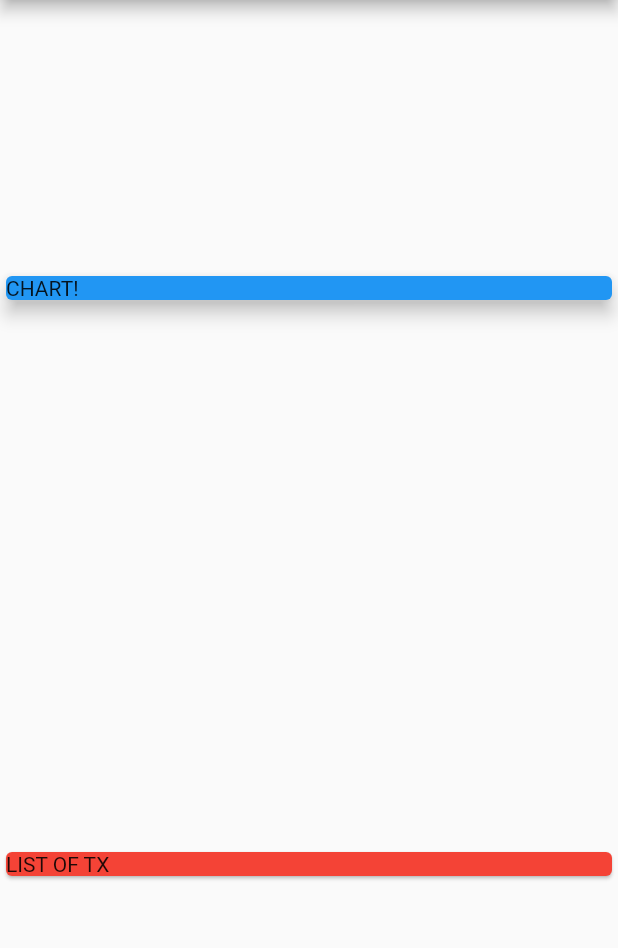
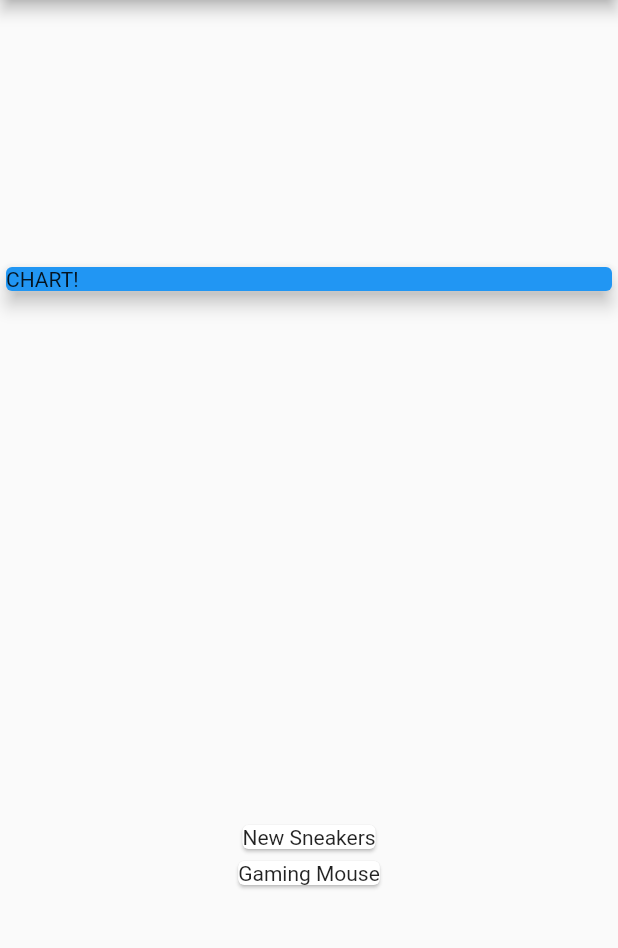
Before and after one commit to ShemBrooklyne/Expense-Tracker-App, a Flutter app: the screen it shows after launch, on a phone screen of 412 x 824 dp, the part 84-1032 px from its top. Run offline on Flutter 3.47's test engine with Material 2 defaults, Android fonts, the phone set to English and light mode, and no system bars.

Commit message:
transactions main method

```diff
--- a/lib/main.dart
+++ b/lib/main.dart
@@ -1,3 +1,4 @@
+import 'package:expense_tracker/transaction.dart';
 import 'package:flutter/material.dart';
 
 void main() => runApp(MyApp());
@@ -13,6 +14,20 @@ class MyApp extends StatelessWidget {
 }
 
 class MyHomePage extends StatelessWidget {
+  final List<Transaction> transactions = [
+    Transaction(
+      id: 't1',
+      title: 'New Sneakers',
+      amount: 69.99,
+      date: DateTime.now(),
+    ),
+    Transaction(
+      id: 't2',
+      title: 'Gaming Mouse',
+      amount: 23.50,
+      date: DateTime.now(),
+    ),
+  ];
   @override
   Widget build(BuildContext context) {
     return Scaffold(
@@ -31,10 +46,12 @@ class MyHomePage extends StatelessWidget {
               elevation: 5,
             ),
           ),
-          Card(
-            color: Colors.red,
-            child: Text('LIST OF TX'),
-          )
+          Column(children: transactions.map((tx) {
+            return Card(
+              child: Text(tx.title),
+            );
+          }).toList(),
+          ),
         ],
       ),
     );
--- /dev/null
+++ b/lib/transaction.dart
@@ -0,0 +1,15 @@
+import 'package:flutter/material.dart';
+
+class Transaction {
+  String id;
+  String title;
+  double amount;
+  DateTime date;
+
+  Transaction({
+   @required this.id,
+   @required this.title,
+   @required this.amount,
+   @required this.date,
+  });
+}
```
